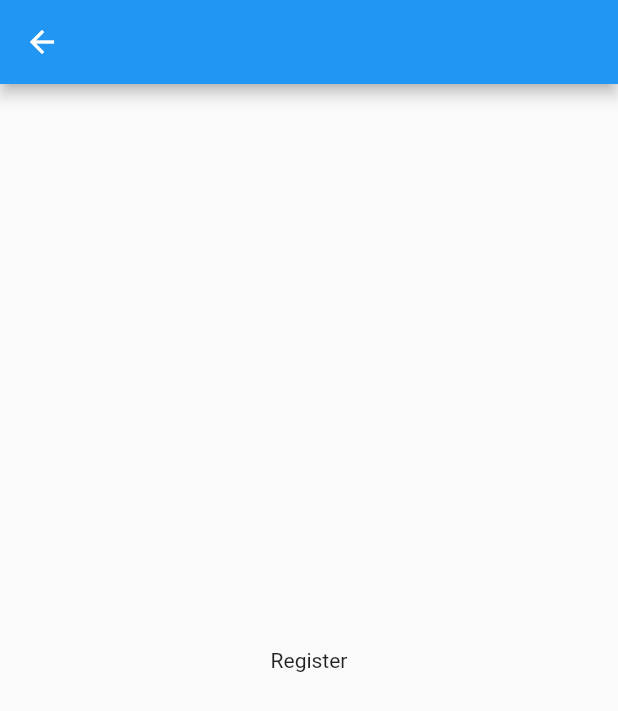
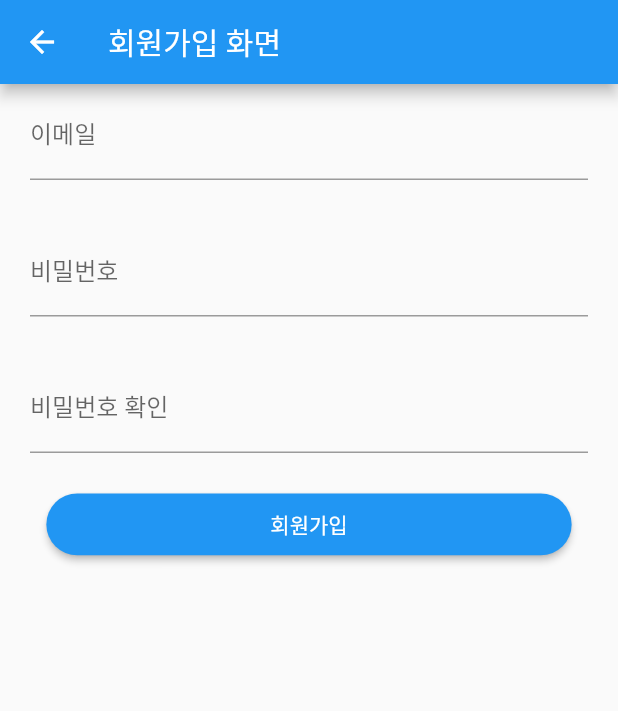
Before and after one commit to kangsudal/flutter_shopping_mall, a Flutter app: the RegisterScreen screen opened by its route, on a phone screen of 412 x 824 dp. Shown: the top 711 px of the screen. Run offline on Flutter 3.47's test engine with Material 2 defaults, Android fonts, the phone set to English and light mode, and no system bars; our stand-ins replace shared_preferences; accounts and stored records are empty.

Commit message:
LoginScreen/RegisterScreen UI

```diff
--- a/lib/screens/screen_register.dart
+++ b/lib/screens/screen_register.dart
@@ -6,10 +6,101 @@ class RegisterScreen extends StatelessWidget {
   @override
   Widget build(BuildContext context) {
     return Scaffold(
-      appBar: AppBar(),
-      body: Center(
-        child: Text('Register'),
+      appBar: AppBar(
+        title: Text("회원가입 화면"),
+      ),
+      body: Column(
+        children: [
+          EmailInput(),
+          PasswordInput(),
+          PasswordConfirmInput(),
+          RegisterButton(),
+        ],
       ),
     );
   }
 }
+
+class EmailInput extends StatelessWidget {
+  const EmailInput({Key? key}) : super(key: key);
+
+  @override
+  Widget build(BuildContext context) {
+    return Container(
+      padding: EdgeInsets.fromLTRB(20, 5, 20, 5),
+      child: TextField(
+        onChanged: (email) {},
+        keyboardType: TextInputType.emailAddress,
+        decoration: InputDecoration(
+          labelText: '이메일',
+          helperText: '',
+        ),
+      ),
+    );
+  }
+}
+
+class PasswordInput extends StatelessWidget {
+  const PasswordInput({Key? key}) : super(key: key);
+
+  @override
+  Widget build(BuildContext context) {
+    return Container(
+      padding: EdgeInsets.fromLTRB(20, 5, 20, 5),
+      child: TextField(
+        onChanged: (password) {},
+        obscureText: true,
+        decoration: InputDecoration(
+          labelText: '비밀번호',
+          helperText: '',
+        ),
+      ),
+    );
+  }
+}
+
+class PasswordConfirmInput extends StatelessWidget {
+  const PasswordConfirmInput({Key? key}) : super(key: key);
+
+  @override
+  Widget build(BuildContext context) {
+    return Container(
+      padding: EdgeInsets.fromLTRB(20, 5, 20, 5),
+      child: TextField(
+        onChanged: (password) {},
+        obscureText: true,
+        decoration: InputDecoration(
+          labelText: '비밀번호 확인',
+          helperText: '',
+        ),
+      ),
+    );
+  }
+}
+
+class RegisterButton extends StatelessWidget {
+  const RegisterButton({Key? key}) : super(key: key);
+
+  @override
+  Widget build(BuildContext context) {
+    return Container(
+      width: MediaQuery.of(context).size.width * 0.85,
+      height: MediaQuery.of(context).size.height * 0.05,
+      child: ElevatedButton(
+        onPressed: () {
+          ScaffoldMessenger.of(context)
+            ..hideCurrentSnackBar()
+            ..showSnackBar(
+              SnackBar(content: Text('회원가입이 완료되었습니다!')),
+            );
+          Navigator.pop(context);
+        },
+        child: Text('회원가입'),
+        style: ElevatedButton.styleFrom(
+            shape: RoundedRectangleBorder(
+          borderRadius: BorderRadius.circular(30),
+        )),
+      ),
+    );
+  }
+}
```
Also changed, not shown: lib/screens/screen_login.dart (+85 -3 lines), pubspec.lock, 1 other file.
